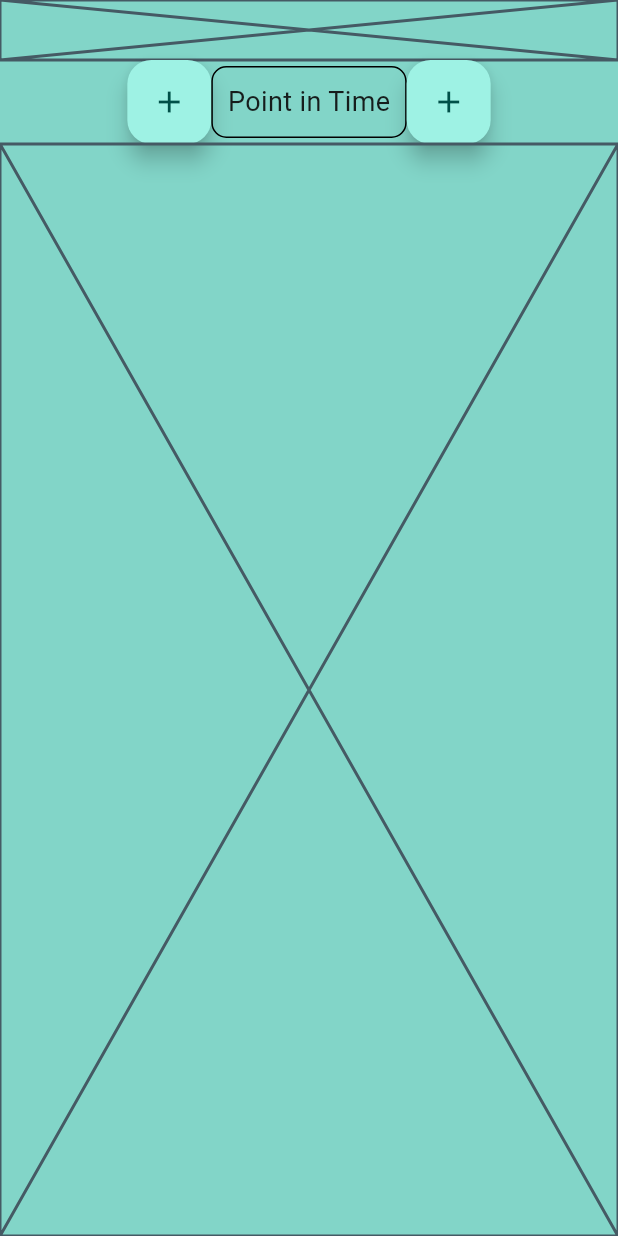
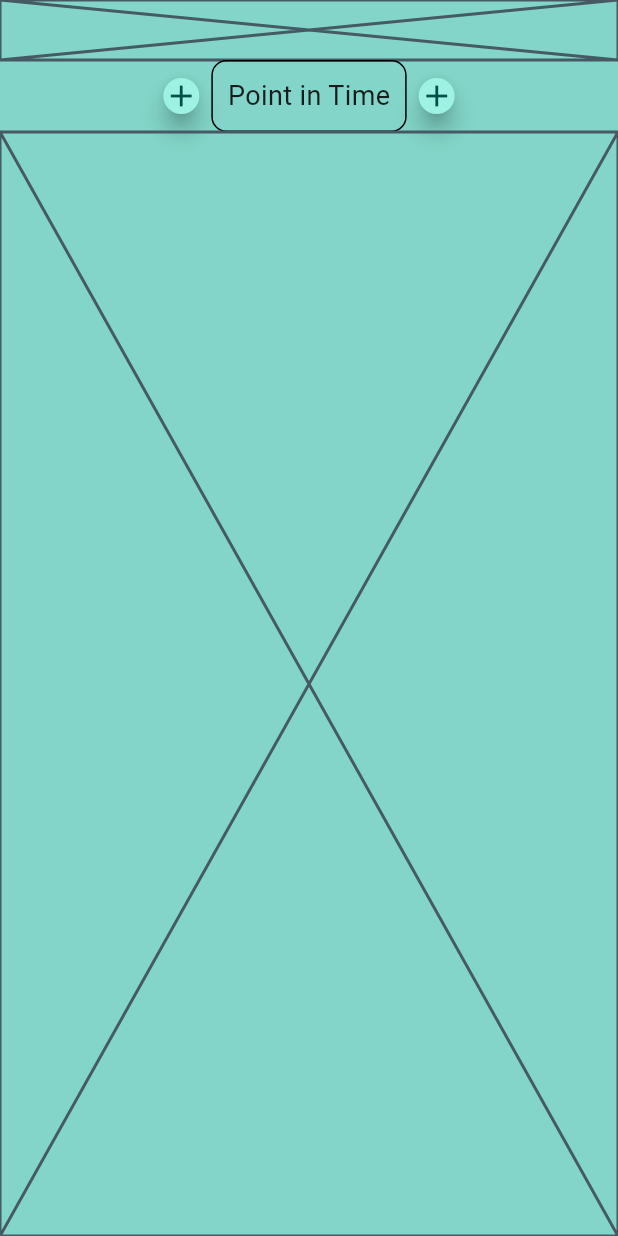
Before and after one commit to KiraResari/ceal-chronicler-f, a Flutter app: the screen it shows after launch, on a phone screen of 412 x 824 dp. Run offline on Flutter 3.47's test engine with Material 3 defaults, Android fonts, the phone set to English and light mode, and no system bars; our stand-ins replace event_bus, get_it; missing offline and left inert: optional.

Commit message:
Tweaked style of add_point_in_time_button

```diff
--- a/lib/timeline/add_point_in_time_button.dart
+++ b/lib/timeline/add_point_in_time_button.dart
@@ -9,9 +9,17 @@ class AddPointInTimeButton extends StatelessWidget {
 
   @override
   Widget build(BuildContext context) {
-    return FloatingActionButton(
-      child: const Icon(Icons.add),
-      onPressed: () => _addPointInTime(context),
+    return Padding(
+      padding: const EdgeInsets.all(8.0),
+      child: SizedBox(
+        height: 24,
+        width: 24,
+        child: FloatingActionButton(
+          tooltip: "Add new point in time",
+          onPressed: () => _addPointInTime(context),
+          child: const Icon(Icons.add),
+        ),
+      ),
     );
   }
 
```
Also changed, not shown: 1 other file.
